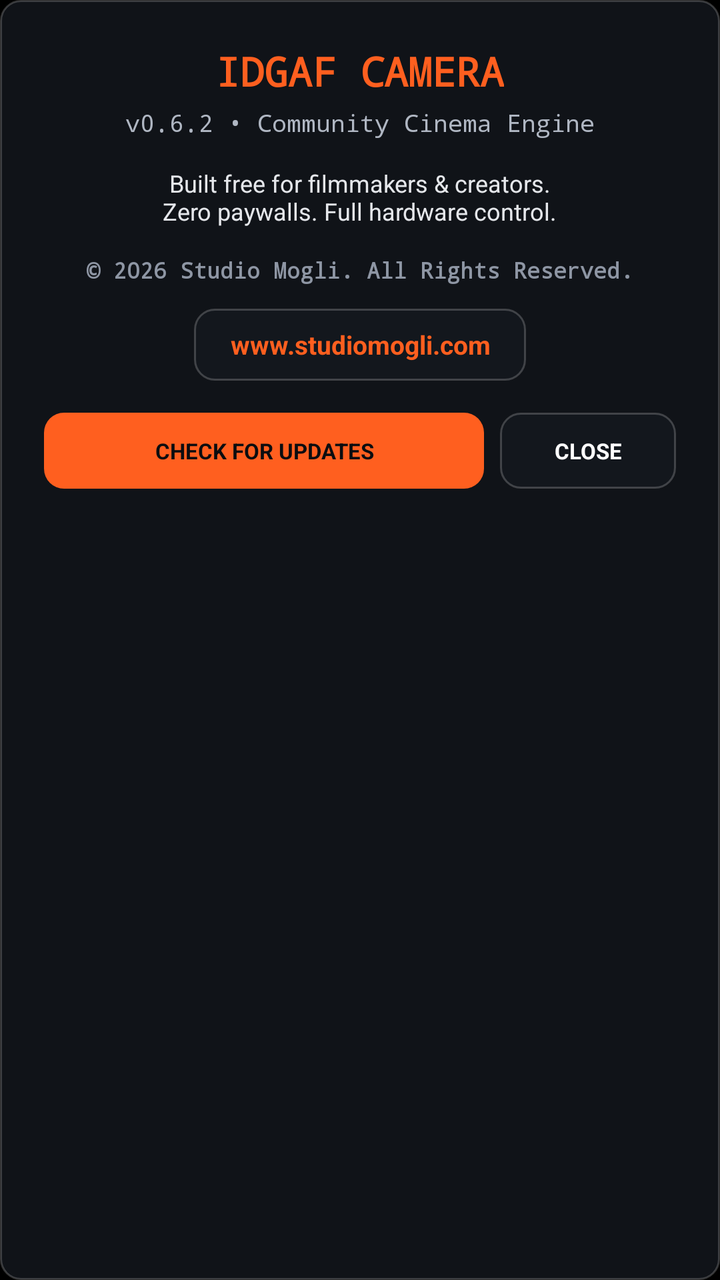
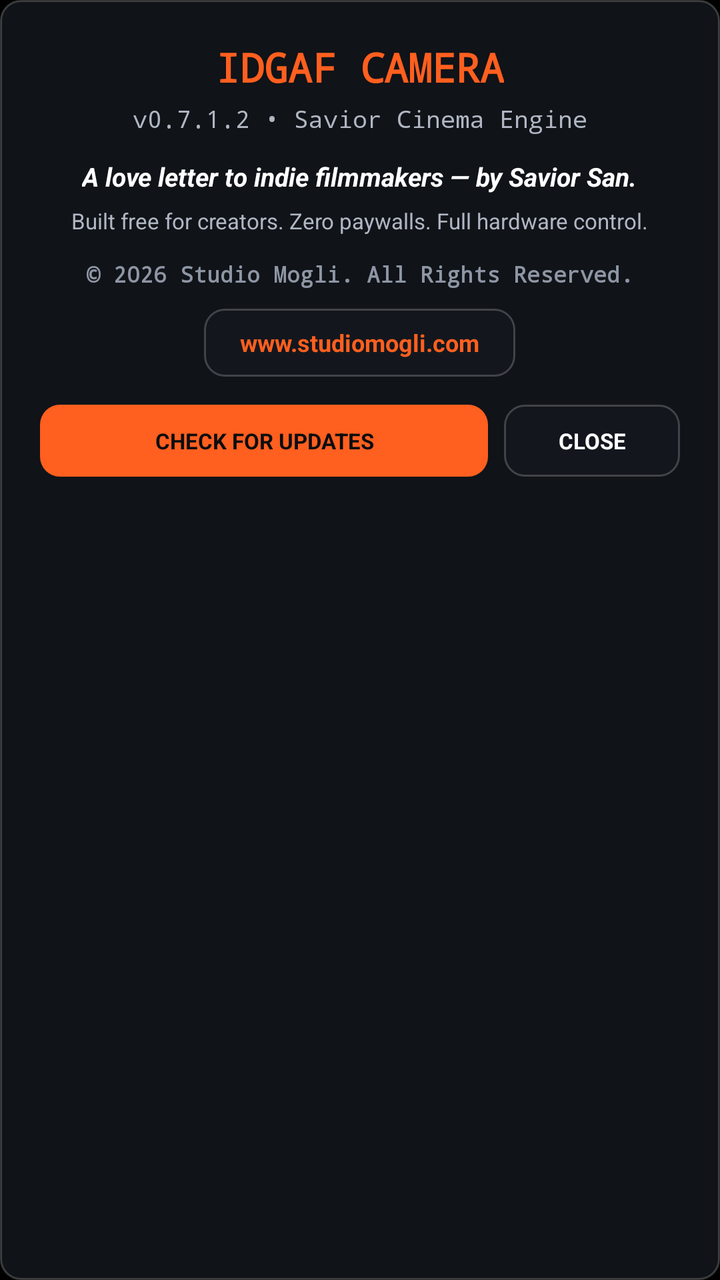

Before-and-after screenshots of an Android layout around one commit, followed by the original layout XML and the change that was made.
<!-- AndroidManifest.xml: application theme Theme.IdgafCamera -->
<!-- res/layout/dialog_credits.xml -->
<?xml version="1.0" encoding="utf-8"?>
<LinearLayout xmlns:android="http://schemas.android.com/apk/res/android"
    android:layout_width="match_parent"
    android:layout_height="wrap_content"
    android:background="@drawable/bg_hud_pill"
    android:gravity="center_horizontal"
    android:orientation="vertical"
    android:padding="22dp">

    <TextView
        android:layout_width="wrap_content"
        android:layout_height="wrap_content"
        android:fontFamily="monospace"
        android:text="IDGAF CAMERA"
        android:textColor="#FF5F1F"
        android:textSize="20sp"
        android:textStyle="bold" />

    <TextView
        android:id="@+id/txtCreditsVersion"
        android:layout_width="wrap_content"
        android:layout_height="wrap_content"
        android:layout_marginTop="4dp"
        android:fontFamily="monospace"
        android:text="v0.6.2 • Community Cinema Engine"
        android:textColor="#B0B7C3"
        android:textSize="12sp" />

    <TextView
        android:layout_width="wrap_content"
        android:layout_height="wrap_content"
        android:layout_marginTop="14dp"
        android:gravity="center"
        android:text="Built free for filmmakers &amp; creators.\nZero paywalls. Full hardware control."
        android:textColor="#E5E7EB"
        android:textSize="12sp" />

    <TextView
        android:layout_width="wrap_content"
        android:layout_height="wrap_content"
        android:layout_marginTop="14dp"
        android:fontFamily="monospace"
        android:text="© 2026 Studio Mogli. All Rights Reserved."
        android:textColor="#8E96A4"
        android:textSize="11sp"
        android:textStyle="bold" />

    <TextView
        android:id="@+id/btnCreditsWebsite"
        android:layout_width="wrap_content"
        android:layout_height="36dp"
        android:layout_marginTop="12dp"
        android:background="@drawable/bg_hud_pill"
        android:gravity="center"
        android:paddingStart="18dp"
        android:paddingEnd="18dp"
        android:text="www.studiomogli.com"
        android:textColor="#FF5F1F"
        android:textSize="13sp"
        android:textStyle="bold" />

    <LinearLayout
        android:layout_width="match_parent"
        android:layout_height="wrap_content"
        android:layout_marginTop="16dp"
        android:gravity="center"
        android:orientation="horizontal">

        <TextView
            android:id="@+id/btnCreditsCheckUpdate"
            android:layout_width="0dp"
            android:layout_height="38dp"
            android:layout_marginEnd="8dp"
            android:layout_weight="1"
            android:background="@drawable/bg_lens_active"
            android:gravity="center"
            android:text="CHECK FOR UPDATES"
            android:textColor="#0B0D10"
            android:textSize="11sp"
            android:textStyle="bold" />

        <TextView
            android:id="@+id/btnCreditsClose"
            android:layout_width="88dp"
            android:layout_height="38dp"
            android:background="@drawable/bg_hud_pill"
            android:gravity="center"
            android:text="CLOSE"
            android:textColor="#FFFFFF"
            android:textSize="11sp"
            android:textStyle="bold" />
    </LinearLayout>

</LinearLayout>
<!-- resources referenced by this layout -->
<resources>
  <!-- drawable bg_hud_pill (drawable) -->
  <?xml version="1.0" encoding="utf-8"?>
  <shape xmlns:android="http://schemas.android.com/apk/res/android" android:shape="rectangle">
      <solid android:color="#CC14181F" />
      <stroke android:width="1dp" android:color="#33FFFFFF" />
      <corners android:radius="10dp" />
  </shape>
  <!-- drawable bg_lens_active (drawable) -->
  <?xml version="1.0" encoding="utf-8"?>
  <shape xmlns:android="http://schemas.android.com/apk/res/android" android:shape="rectangle">
      <solid android:color="#FF5F1F" />
      <corners android:radius="10dp" />
  </shape>
  <style name="Theme.IdgafCamera" parent="Theme.MaterialComponents.DayNight.NoActionBar">
          <item name="android:statusBarColor">#000000</item>
          <item name="android:navigationBarColor">#000000</item>
          <item name="android:windowBackground">#000000</item>
          <item name="android:windowFullscreen">true</item>
      </style>
</resources>

<!-- the commit's change to res/layout/dialog_credits.xml (unified diff, before → after) -->
@@ -5,7 +5,7 @@
     android:background="@drawable/bg_hud_pill"
     android:gravity="center_horizontal"
     android:orientation="vertical"
-    android:padding="22dp">
+    android:padding="20dp">
 
     <TextView
         android:layout_width="wrap_content"
@@ -22,23 +22,33 @@
         android:layout_height="wrap_content"
         android:layout_marginTop="4dp"
         android:fontFamily="monospace"
-        android:text="v0.6.2 • Community Cinema Engine"
+        android:text="v0.7.1.2 • Savior Cinema Engine"
         android:textColor="#B0B7C3"
         android:textSize="12sp" />
 
     <TextView
         android:layout_width="wrap_content"
         android:layout_height="wrap_content"
-        android:layout_marginTop="14dp"
+        android:layout_marginTop="12dp"
         android:gravity="center"
-        android:text="Built free for filmmakers &amp; creators.\nZero paywalls. Full hardware control."
-        android:textColor="#E5E7EB"
-        android:textSize="12sp" />
+        android:text="A love letter to indie filmmakers — by Savior San."
+        android:textColor="#FFFFFF"
+        android:textSize="13sp"
+        android:textStyle="bold|italic" />
 
     <TextView
         android:layout_width="wrap_content"
         android:layout_height="wrap_content"
-        android:layout_marginTop="14dp"
+        android:layout_marginTop="6dp"
+        android:gravity="center"
+        android:text="Built free for creators. Zero paywalls. Full hardware control."
+        android:textColor="#B0B7C3"
+        android:textSize="11sp" />
+
+    <TextView
+        android:layout_width="wrap_content"
+        android:layout_height="wrap_content"
+        android:layout_marginTop="12dp"
         android:fontFamily="monospace"
         android:text="© 2026 Studio Mogli. All Rights Reserved."
         android:textColor="#8E96A4"
@@ -48,28 +58,28 @@
     <TextView
         android:id="@+id/btnCreditsWebsite"
         android:layout_width="wrap_content"
-        android:layout_height="36dp"
-        android:layout_marginTop="12dp"
+        android:layout_height="34dp"
+        android:layout_marginTop="10dp"
         android:background="@drawable/bg_hud_pill"
         android:gravity="center"
         android:paddingStart="18dp"
         android:paddingEnd="18dp"
         android:text="www.studiomogli.com"
         android:textColor="#FF5F1F"
-        android:textSize="13sp"
+        android:textSize="12sp"
         android:textStyle="bold" />
 
     <LinearLayout
         android:layout_width="match_parent"
         android:layout_height="wrap_content"
-        android:layout_marginTop="16dp"
+        android:layout_marginTop="14dp"
         android:gravity="center"
         android:orientation="horizontal">
 
         <TextView
             android:id="@+id/btnCreditsCheckUpdate"
             android:layout_width="0dp"
-            android:layout_height="38dp"
+            android:layout_height="36dp"
             android:layout_marginEnd="8dp"
             android:layout_weight="1"
             android:background="@drawable/bg_lens_active"
@@ -82,7 +92,7 @@
         <TextView
             android:id="@+id/btnCreditsClose"
             android:layout_width="88dp"
-            android:layout_height="38dp"
+            android:layout_height="36dp"
             android:background="@drawable/bg_hud_pill"
             android:gravity="center"
             android:text="CLOSE"
